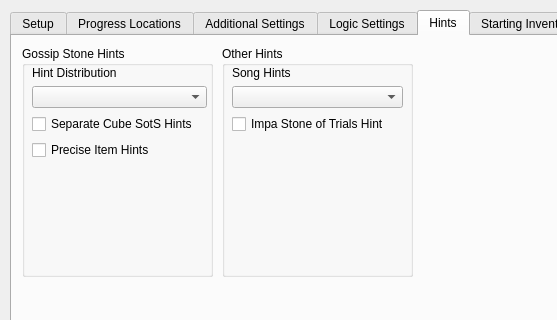
Before: the Qt Designer form gui/randogui.ui in ssrando/ssrando, drawn with Qt 5; both pictures show x 0 to 557 and y 0 to 320 of the 1051 by 738 pixel window.
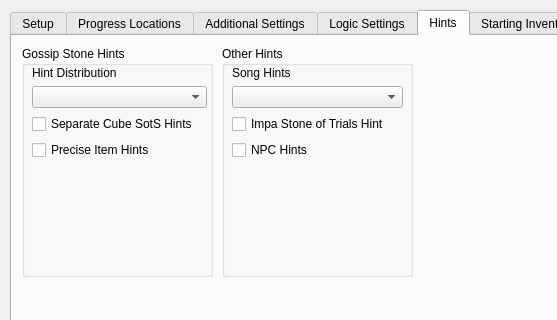
After: the same form once the commit is applied. The open tabs and pages were chosen to show the change.

Commit message: Add hints on NPCs for some checks

The edit to the form file:
```diff
--- a/gui/randogui.ui
+++ b/gui/randogui.ui
@@ -1743,6 +1743,13 @@
           </property>
          </widget>
         </item>
+        <item>
+         <widget class="QCheckBox" name="option_npc_hints">
+          <property name="text">
+           <string>NPC Hints</string>
+          </property>
+         </widget>
+        </item>
         <item>
          <spacer name="verticalSpacer_10">
           <property name="orientation">
```
Left out of the diff: 2 changed lines with no effect on the pictures. The commit also changes 9 other files.
